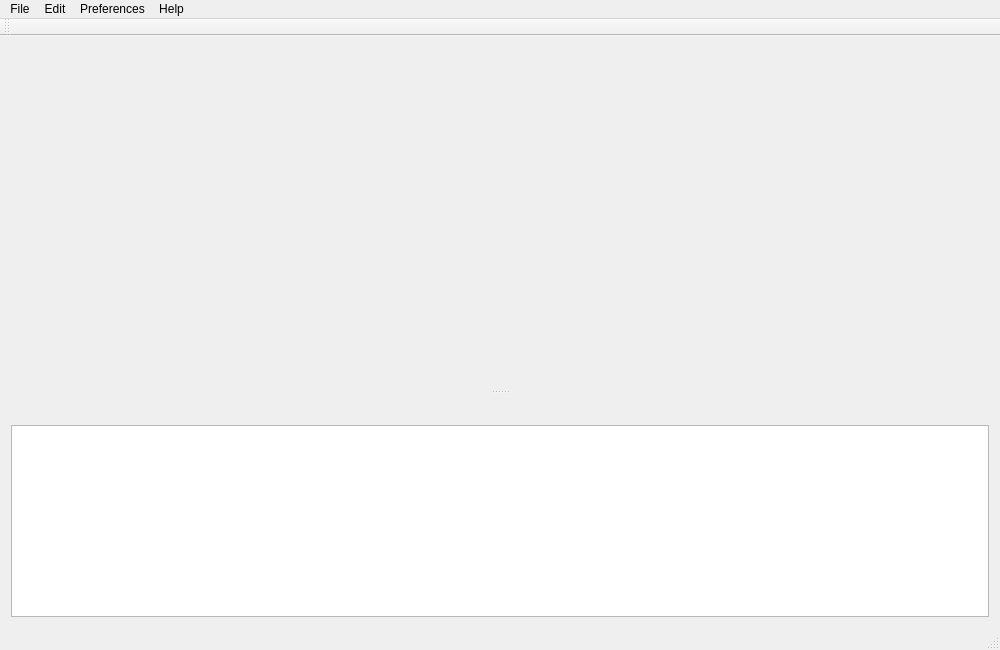
First picture: the form in mainwindow.ui, repository ic005k/Xplist, before the edit.
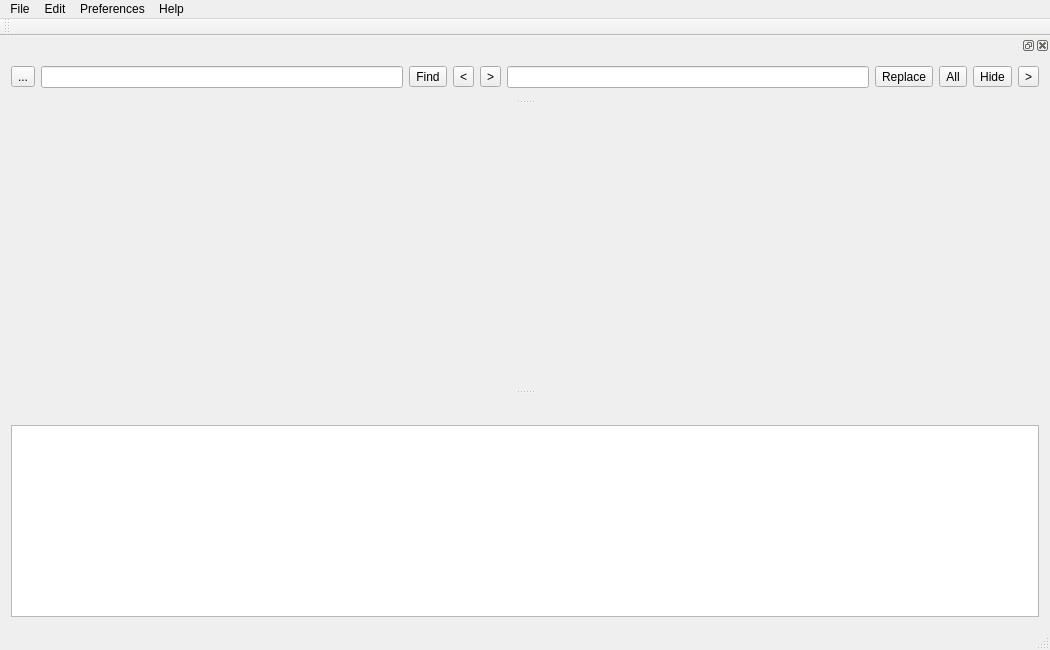
Second picture: the form after the edit. Icons and pictures are not drawn.

Patch:
```diff
--- a/mainwindow.ui
+++ b/mainwindow.ui
@@ -6,7 +6,7 @@
    <rect>
     <x>0</x>
     <y>0</y>
-    <width>1000</width>
+    <width>1050</width>
     <height>650</height>
    </rect>
   </property>
@@ -50,7 +50,7 @@
     <rect>
      <x>0</x>
      <y>0</y>
-     <width>1000</width>
+     <width>1050</width>
      <height>24</height>
     </rect>
    </property>
@@ -158,13 +158,102 @@
     <number>8</number>
    </attribute>
    <widget class="QWidget" name="dockWidgetContents">
-    <layout class="QGridLayout" name="gridLayout_2">
+    <layout class="QGridLayout" name="gridLayoutFindReplace">
      <item row="0" column="0">
       <widget class="QTextEdit" name="textEdit"/>
      </item>
     </layout>
    </widget>
   </widget>
+  <widget class="QDockWidget" name="dockWidgetFindReplace">
+   <property name="minimumSize">
+    <size>
+     <width>397</width>
+     <height>0</height>
+    </size>
+   </property>
+   <attribute name="dockWidgetArea">
+    <number>4</number>
+   </attribute>
+   <widget class="QWidget" name="dockWidgetContentsFindReplace">
+    <layout class="QGridLayout" name="gridLayout_2">
+     <item row="0" column="0">
+      <widget class="QToolButton" name="btnMisc">
+       <property name="text">
+        <string>...</string>
+       </property>
+      </widget>
+     </item>
+     <item row="0" column="1">
+      <widget class="QLineEdit" name="editFind"/>
+     </item>
+     <item row="0" column="2">
+      <widget class="QToolButton" name="btnFind">
+       <property name="toolTip">
+        <string>Find</string>
+       </property>
+       <property name="text">
+        <string>Find</string>
+       </property>
+      </widget>
+     </item>
+     <item row="0" column="3">
+      <widget class="QToolButton" name="btnPrevious">
+       <property name="toolTip">
+        <string>Go to the previous</string>
+       </property>
+       <property name="text">
+        <string>&lt;</string>
+       </property>
+      </widget>
+     </item>
+     <item row="0" column="4">
+      <widget class="QToolButton" name="btnNext">
+       <property name="toolTip">
+        <string>Go to the next</string>
+       </property>
+       <property name="text">
+        <string>&gt;</string>
+       </property>
+      </widget>
+     </item>
+     <item row="0" column="5">
+      <widget class="QLineEdit" name="editReplace"/>
+     </item>
+     <item row="0" column="6">
+      <widget class="QToolButton" name="btnReplace">
+       <property name="text">
+        <string>Replace</string>
+       </property>
+      </widget>
+     </item>
+     <item row="0" column="7">
+      <widget class="QToolButton" name="btnReplaceAll">
+       <property name="text">
+        <string>All</string>
+       </property>
+      </widget>
+     </item>
+     <item row="0" column="8">
+      <widget class="QToolButton" name="btnHideFind">
+       <property name="text">
+        <string>Hide</string>
+       </property>
+      </widget>
+     </item>
+     <item row="0" column="9">
+      <widget class="QToolButton" name="btnShowReplace">
+       <property name="toolTip">
+        <string>Replace</string>
+       </property>
+       <property name="text">
+        <string>&gt;</string>
+       </property>
+      </widget>
+     </item>
+    </layout>
+   </widget>
+  </widget>
   <action name="actionAdd">
    <property name="icon">
     <iconset>
```
Left out of the diff: 47 changed lines with no effect on the pictures.
